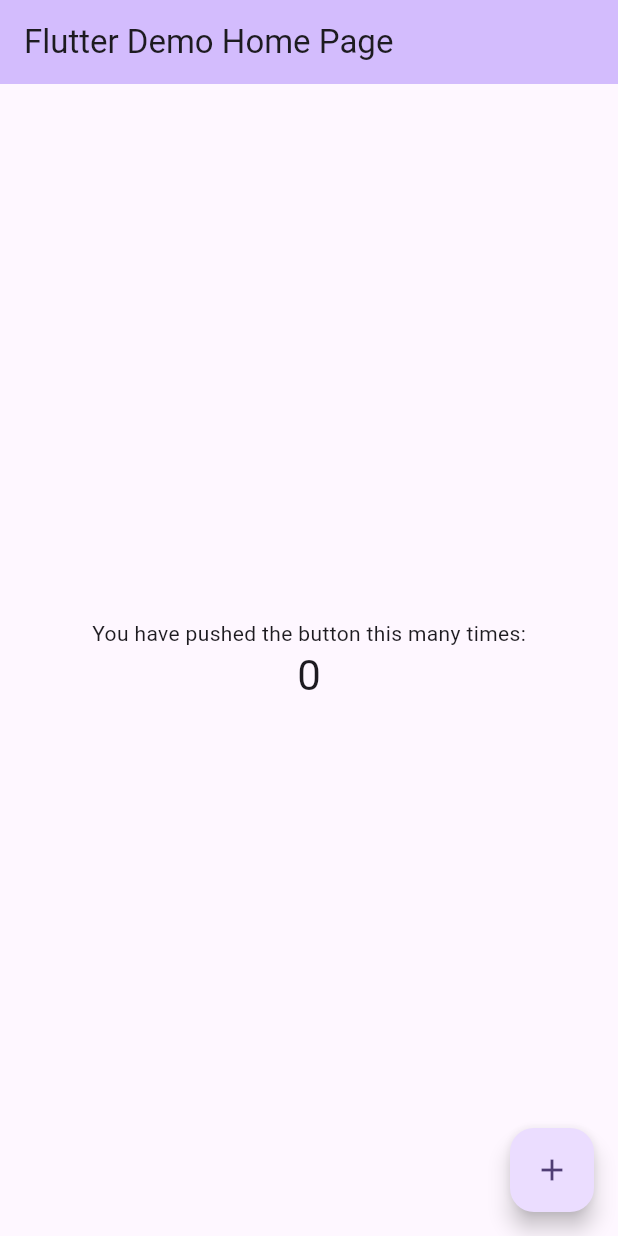
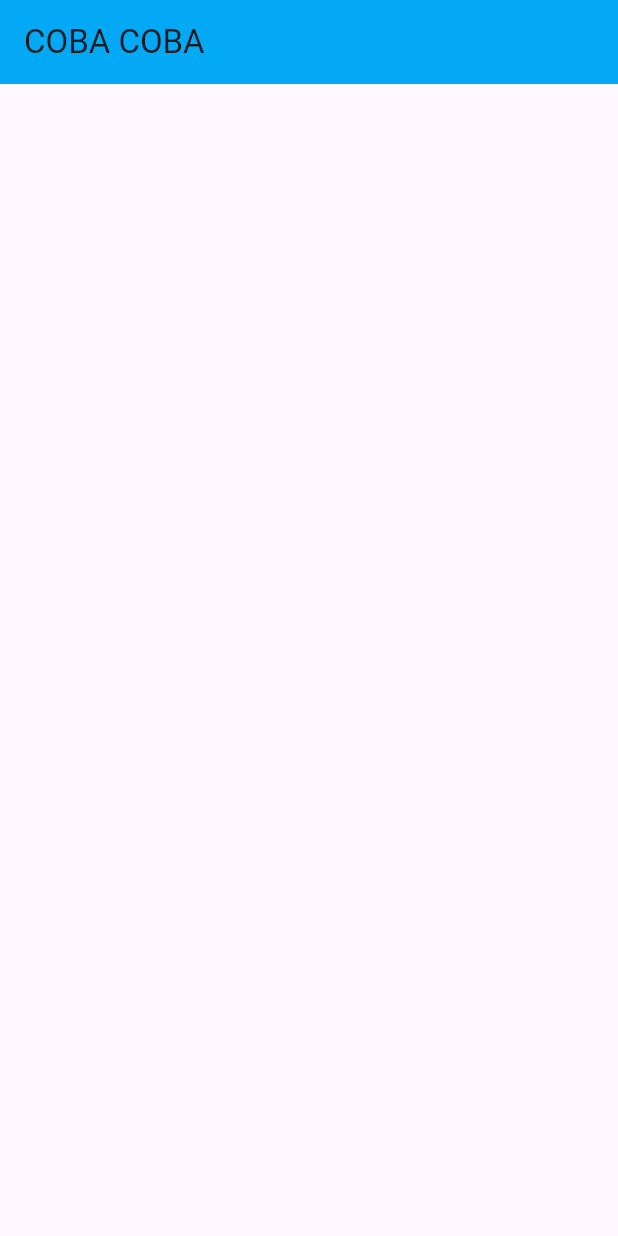
Before and after one commit to RAMZY02/googlecloudgaming, a Flutter app: the screen it shows after launch, on a phone screen of 412 x 824 dp. Run offline on Flutter 3.47's test engine with Material 3 defaults, Android fonts, the phone set to English and light mode, and no system bars.

Commit message:
test push

```diff
--- a/lib/main.dart
+++ b/lib/main.dart
@@ -1,4 +1,5 @@
 import 'package:flutter/material.dart';
+import 'package:steppa/test.dart';
 
 void main() {
   runApp(const MyApp());
@@ -31,7 +32,8 @@
         colorScheme: ColorScheme.fromSeed(seedColor: Colors.deepPurple),
         useMaterial3: true,
       ),
-      home: const MyHomePage(title: 'Flutter Demo Home Page'),
+      // home: const MyHomePage(title: 'Flutter Demo Home Page'),
+      home: const Test(),
     );
   }
 }
--- /dev/null
+++ b/lib/test.dart
@@ -0,0 +1,15 @@
+import 'package:flutter/material.dart';
+
+class Test extends StatelessWidget {
+  const Test({super.key});
+
+  @override
+  Widget build(BuildContext context) {
+    return Scaffold(
+      appBar: AppBar(
+        title: const Text("COBA COBA"),
+        backgroundColor: Colors.lightBlue,
+      ),
+    );
+  }
+}
```
Also changed, not shown: pubspec.lock.
